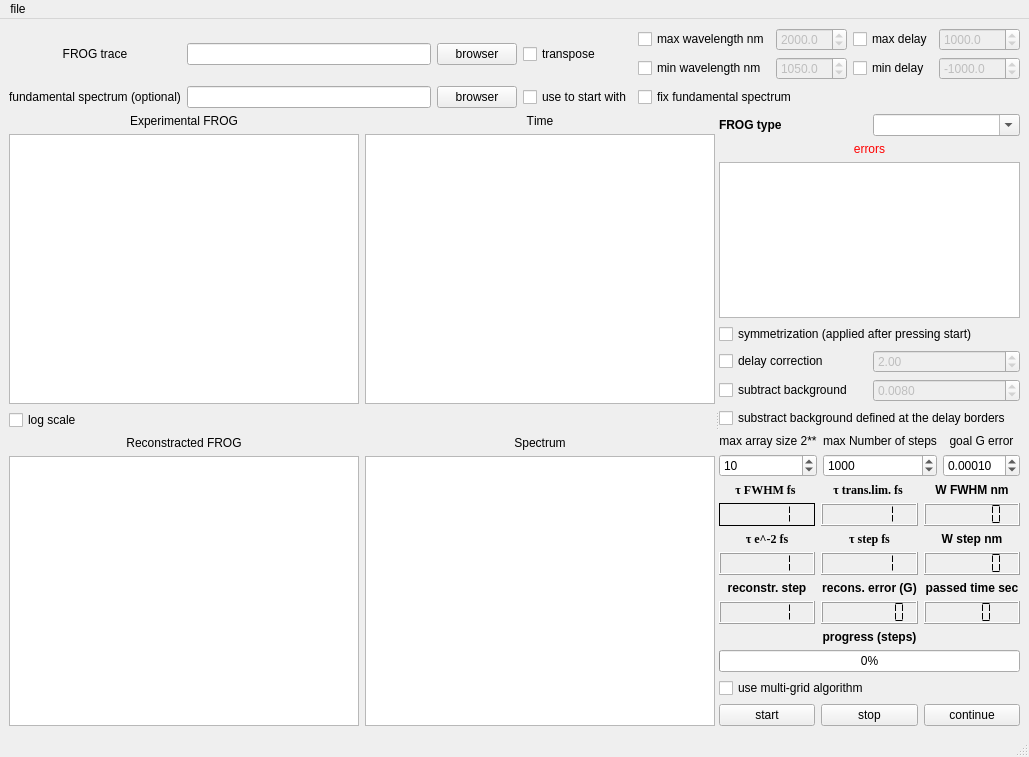
Before: the Qt Designer form qt/FROG_GUI2.1.ui in leschenkos/Slava-FROG, drawn with Qt 5.
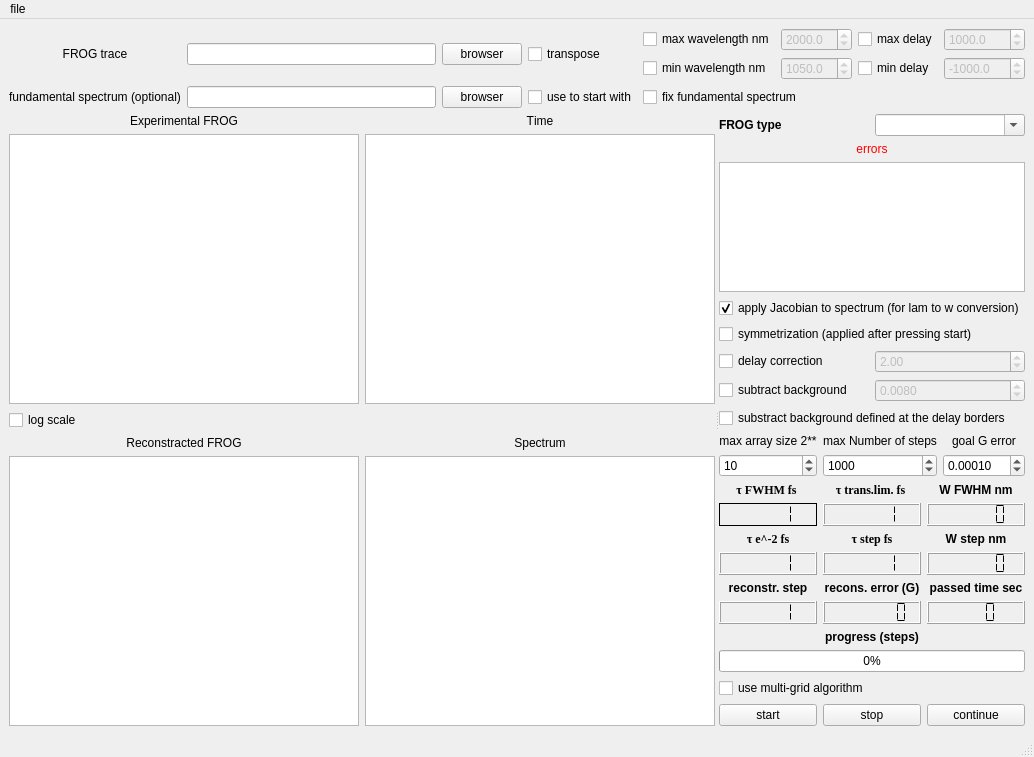
After: the same form once the commit is applied.

Diff of the .ui file:
```diff
--- a/qt/FROG_GUI2.1.ui
+++ b/qt/FROG_GUI2.1.ui
@@ -442,6 +442,16 @@
           </property>
          </widget>
         </item>
+        <item>
+         <widget class="QCheckBox" name="check_Jacobian">
+          <property name="text">
+           <string>apply Jacobian to spectrum (for lam to w conversion)</string>
+          </property>
+          <property name="checked">
+           <bool>true</bool>
+          </property>
+         </widget>
+        </item>
         <item>
          <widget class="QCheckBox" name="check_symmetry">
           <property name="text">
@@ -466,8 +476,11 @@
             <property name="decimals">
              <number>2</number>
             </property>
+            <property name="minimum">
+             <double>0.000000000000000</double>
+            </property>
             <property name="maximum">
-             <double>10.000000000000000</double>
+             <double>100000000.000000000000000</double>
             </property>
             <property name="singleStep">
              <double>0.100000000000000</double>
```
Left out of the diff: 2 changed lines with no effect on the pictures.
